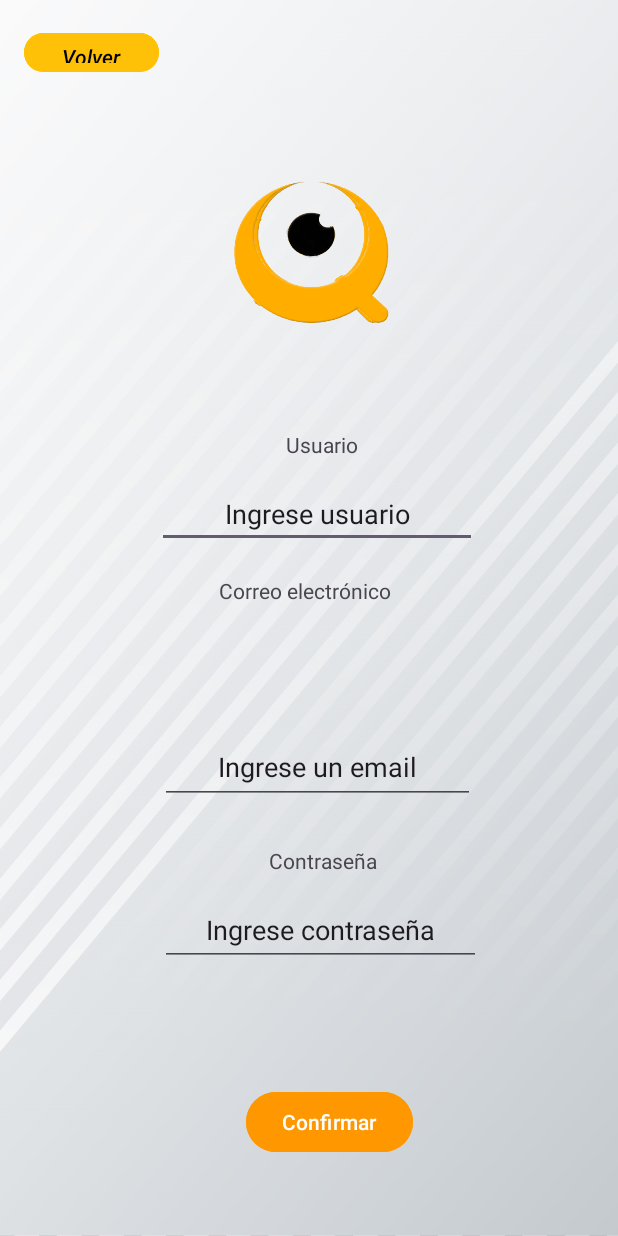
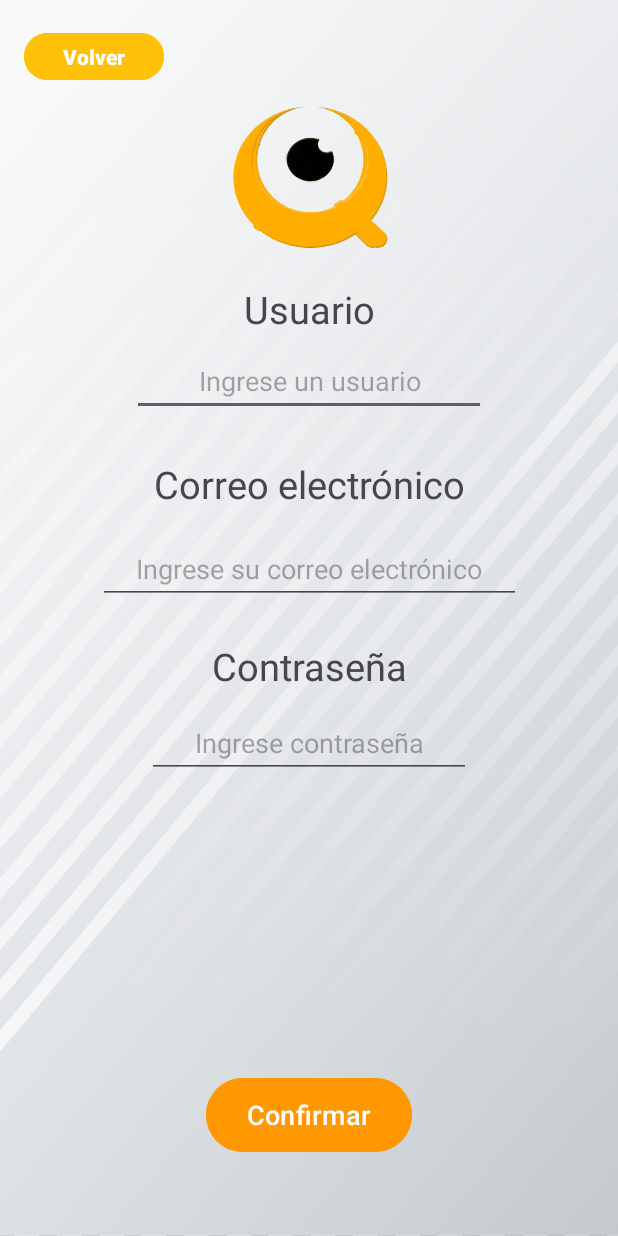
Before and after one commit to MaryselR/ANDROID, an Android app: the Registro screen opened directly, with no data from a screen before it, on a phone screen of 412 x 824 dp. Run offline under Robolectric (Android 15) with nearby library versions, the phone set to English and light mode, and no system bars; Roboto replaces fonts that are not available here.

Commit message:
solcuiones de Registro de usuario. Previo captura de UserName

```diff
--- a/Observa_Cordoba/app/src/main/java/com/example/observa_cordoba/Inicio.java
+++ b/Observa_Cordoba/app/src/main/java/com/example/observa_cordoba/Inicio.java
@@ -15,14 +15,14 @@ public class Inicio extends AppCompatActivity {
         super.onCreate(savedInstanceState);
         setContentView(R.layout.activity_inicio);
 
-        /*Ocultamos la barra de titulo de la app si el video se ve en modo horizontal */
+        /*Ocultamos la barra de titulo de la app si el video se ve en modo horizontal
         int orientacion=getResources().getConfiguration().orientation;
         if(orientacion== Configuration.ORIENTATION_LANDSCAPE){
             getSupportActionBar().hide();
         }
         else{
             getSupportActionBar().show();
-        }
+        }*/
 
         /*Añadimos el video y su controlador*/
         video=findViewById(R.id.video);
--- a/Observa_Cordoba/app/src/main/java/com/example/observa_cordoba/Loguin.java
+++ b/Observa_Cordoba/app/src/main/java/com/example/observa_cordoba/Loguin.java
@@ -73,7 +73,7 @@ public class Loguin extends AppCompatActivity {
 
     /*Enlace entre login y registro*/
     public void activity_registro(View vista) {
-        Intent registroIntent = new Intent(this, Registro.class);
+        Intent registroIntent = new Intent(this, Inicio.class);
         startActivity(registroIntent);
         finish();
     }
--- a/Observa_Cordoba/app/src/main/java/com/example/observa_cordoba/Registro.java
+++ b/Observa_Cordoba/app/src/main/java/com/example/observa_cordoba/Registro.java
@@ -2,15 +2,23 @@ package com.example.observa_cordoba;
 
 import androidx.appcompat.app.AppCompatActivity;
 import android.content.Intent;
+import android.provider.ContactsContract;
 import android.view.View;
 import android.os.Bundle;
+import android.widget.EditText;
+import android.widget.Toast;
 
 public class Registro extends AppCompatActivity {
 
+    EditText registroUsuario, registroEmail, registroPassword;
     @Override
     protected void onCreate(Bundle savedInstanceState) {
         super.onCreate(savedInstanceState);
         setContentView(R.layout.activity_registro);
+
+        registroUsuario = findViewById(R.id.ingresoUsuario);
+        registroEmail = findViewById(R.id.ingresoEmail);
+        registroPassword = findViewById(R.id.ingresoPassword);
     }
     public void MainActivity(View vista) {
         Intent mainIntent = new Intent(this, MainActivity.class);
@@ -20,5 +28,20 @@ public class Registro extends AppCompatActivity {
     public void Inicio(View vista) {
         Intent inicioIntent = new Intent(this, Inicio.class);
         startActivity(inicioIntent);
+
+        String userName = registroUsuario.getText().toString().trim();
+        String userPassword = registroPassword.getText().toString().trim();
+        String userEmail = registroEmail.getText().toString().trim();
+
+        if (userName.isEmpty() || userPassword.isEmpty() || userEmail.isEmpty()) {
+            Toast.makeText(Registro.this, "Ingresar datos requeridos", Toast.LENGTH_SHORT).show();
+        } else {
+            nuevoUsuario(userName, userEmail, userPassword);
+        }
+
+    }
+
+    private void nuevoUsuario(String userName, String userEmail, String userPassword){
+
     }
 }
--- a/Observa_Cordoba/app/src/main/res/layout/activity_inicio.xml
+++ b/Observa_Cordoba/app/src/main/res/layout/activity_inicio.xml
@@ -1,12 +1,14 @@
 <?xml version="1.0" encoding="utf-8"?>
-<LinearLayout xmlns:android="http://schemas.android.com/apk/res/android"
+<androidx.constraintlayout.widget.ConstraintLayout
+    xmlns:android="http://schemas.android.com/apk/res/android"
     xmlns:app="http://schemas.android.com/apk/res-auto"
     xmlns:tools="http://schemas.android.com/tools"
     android:layout_width="match_parent"
     android:layout_height="wrap_content"
-    android:background="#FFFFFF"
     android:orientation="vertical"
-    tools:context=".Inicio">
+    tools:context=".Inicio"
+    android:background="@drawable/background"
+    android:id="@+id/inicio">
 
     <ImageView
         android:id="@+id/imageView2"
@@ -27,12 +29,14 @@
         android:background="#F3E7C6"
         android:gravity="center"
         android:text="Este es MiObservador, la aplicación que viene a ayudar a la población de Cordoba Capital con reportes de cualquier Problemática Urbana (cortes de calle, accidentes viales, reparaciones en la via publica, etc). Actualmente contamos con un sistema de Registro e Inicio de Sesion. "
-        app:lineHeight="26dp" />
+        app:lineHeight="26dp"
+        tools:ignore="MissingConstraints" />
 
     <VideoView
         android:id="@+id/video"
         android:layout_width="wrap_content"
         android:layout_height="338dp"
-        android:layout_margin="40dp" />
+        android:layout_margin="40dp"
+        tools:ignore="MissingConstraints" />
 
-</LinearLayout>
+</androidx.constraintlayout.widget.ConstraintLayout>
--- a/Observa_Cordoba/app/src/main/res/layout/activity_main.xml
+++ b/Observa_Cordoba/app/src/main/res/layout/activity_main.xml
@@ -26,19 +26,20 @@
 
     <Button
         android:id="@+id/registro"
-        android:layout_width="wrap_content"
-        android:layout_height="wrap_content"
+        android:layout_width="118dp"
+        android:layout_height="51dp"
         android:layout_marginStart="16dp"
-        android:layout_marginTop="650dp"
+        android:layout_marginTop="600dp"
         android:layout_marginBottom="8dp"
         android:backgroundTint="#FF9800"
         android:onClick="activity_registro"
         android:text="Registro"
-        android:textSize="16sp"
+        android:textSize="18dp"
         app:layout_constraintBottom_toBottomOf="parent"
         app:layout_constraintEnd_toStartOf="@+id/loguin"
         app:layout_constraintStart_toStartOf="parent"
         app:layout_constraintTop_toTopOf="parent"
+        app:layout_constraintVertical_bias="0.0"
         tools:ignore="OnClick" />
 
     <Button
@@ -46,17 +47,19 @@
         android:layout_width="wrap_content"
         android:layout_height="wrap_content"
         android:layout_marginStart="150dp"
-        android:layout_marginTop="650dp"
+        android:layout_marginTop="600dp"
         android:layout_marginEnd="16dp"
         android:layout_marginBottom="8dp"
         android:backgroundTint="#FF9800"
         android:onClick="activity_loguin"
         android:text="Login"
-        android:textSize="16sp"
+        android:textSize="18dp"
         app:layout_constraintBottom_toBottomOf="parent"
         app:layout_constraintEnd_toEndOf="parent"
+        app:layout_constraintHorizontal_bias="1.0"
         app:layout_constraintStart_toEndOf="@+id/registro"
-        app:layout_constraintTop_toTopOf="parent" />
+        app:layout_constraintTop_toTopOf="parent"
+        app:layout_constraintVertical_bias="0.0" />
 
     <ImageView
         android:id="@+id/logoeye"
--- a/Observa_Cordoba/app/src/main/res/layout/activity_registro.xml
+++ b/Observa_Cordoba/app/src/main/res/layout/activity_registro.xml
@@ -14,129 +14,135 @@
         android:layout_width="123dp"
         android:layout_height="95dp"
         android:foreground="@drawable/ojo"
+        android:textAlignment="center"
         android:visibility="visible"
         app:layout_constraintBottom_toBottomOf="parent"
         app:layout_constraintEnd_toEndOf="parent"
-        app:layout_constraintHorizontal_bias="0.504"
         app:layout_constraintStart_toStartOf="parent"
         app:layout_constraintTop_toTopOf="parent"
-        app:layout_constraintVertical_bias="0.166"
+        app:layout_constraintVertical_bias="0.097"
         app:srcCompat="@drawable/ojo"
         tools:srcCompat="@drawable/ojo" />
 
     <Button
         android:id="@+id/btnConfirmar"
-        android:layout_width="wrap_content"
-        android:layout_height="wrap_content"
+        android:layout_width="137dp"
+        android:layout_height="57dp"
         android:layout_marginBottom="52dp"
         android:backgroundTint="#FF9800"
         android:onClick="Inicio"
         android:text="Confirmar"
+        android:textAlignment="center"
+        android:textSize="18dp"
         app:layout_constraintBottom_toBottomOf="parent"
         app:layout_constraintEnd_toEndOf="parent"
-        app:layout_constraintHorizontal_bias="0.545"
         app:layout_constraintStart_toStartOf="parent"
         tools:ignore="OnClick" />
 
     <Button
-        android:layout_height="34dp"
-        android:layout_width="90dp"
         android:id="@+id/btnVolver"
-        app:layout_constraintVertical_bias="0.023"
-        app:layout_constraintTop_toTopOf="parent"
-        app:layout_constraintStart_toStartOf="parent"
-        app:layout_constraintHorizontal_bias="0.05"
-        app:layout_constraintEnd_toEndOf="parent"
-        app:layout_constraintBottom_toBottomOf="parent"
-        tools:ignore="OnClick"
+        android:layout_width="93dp"
+        android:layout_height="39dp"
+        android:backgroundTint="#FFC107"
         android:onClick="MainActivity"
         android:text="Volver"
-        android:backgroundTint="#FFC107"
-        android:textStyle="italic"
-        android:textColor="#020202"/>
+        android:textColor="#FFFEFE"
+        android:textStyle="normal|bold"
+        app:layout_constraintBottom_toBottomOf="parent"
+        app:layout_constraintEnd_toEndOf="parent"
+        app:layout_constraintHorizontal_bias="0.05"
+        app:layout_constraintStart_toStartOf="parent"
+        app:layout_constraintTop_toTopOf="parent"
+        app:layout_constraintVertical_bias="0.023"
+        tools:ignore="OnClick" />
 
     <TextView
-        android:id="@+id/lblNombreUsuario"
+        android:id="@+id/nombreUsuario"
         android:layout_width="wrap_content"
         android:layout_height="wrap_content"
         android:text="Usuario"
+        android:textAlignment="center"
+        android:textSize="25sp"
         android:visibility="visible"
         app:layout_constraintBottom_toBottomOf="parent"
         app:layout_constraintEnd_toEndOf="parent"
-        app:layout_constraintHorizontal_bias="0.523"
         app:layout_constraintStart_toStartOf="parent"
         app:layout_constraintTop_toBottomOf="@+id/imageView"
-        app:layout_constraintVertical_bias="0.12" />
+        app:layout_constraintVertical_bias="0.036" />
 
     <EditText
-        android:id="@+id/inputUsuario"
+        android:id="@+id/ingresoUsuario"
+        android:layout_width="236dp"
+        android:layout_height="46dp"
+        android:layout_marginTop="8dp"
+        android:ems="10"
+        android:hint="Ingrese un usuario"
+        android:inputType="text"
+        android:singleLine="false"
+        android:textAlignment="center"
+        android:textSize="18dp"
+        android:visibility="visible"
+        app:layout_constraintEnd_toEndOf="parent"
+        app:layout_constraintStart_toStartOf="parent"
+        app:layout_constraintTop_toBottomOf="@+id/nombreUsuario" />
+
+    <EditText
+        android:id="@+id/ingresoEmail"
+        android:layout_width="282dp"
+        android:layout_height="46dp"
+        android:layout_marginBottom="288dp"
+        android:ems="10"
+        android:hint="Ingrese su correo electrónico"
+        android:inputType="text"
+        android:textAlignment="center"
+        android:textSize="18dp"
+        app:layout_constraintBottom_toBottomOf="parent"
+        app:layout_constraintEnd_toEndOf="parent"
+        app:layout_constraintStart_toStartOf="parent"
+        app:layout_constraintTop_toBottomOf="@+id/email"
+        app:layout_constraintVertical_bias="0.112" />
+
+    <TextView
+        android:id="@+id/password"
         android:layout_width="wrap_content"
         android:layout_height="wrap_content"
-        android:ems="10"
-        android:inputType="text"
-        android:singleLine="false"
-        android:text="Ingrese usuario"
+        android:text="Contraseña"
         android:textAlignment="center"
+        android:textSize="25sp"
         android:visibility="visible"
         app:layout_constraintBottom_toBottomOf="parent"
         app:layout_constraintEnd_toEndOf="parent"
-        app:layout_constraintHorizontal_bias="0.527"
         app:layout_constraintStart_toStartOf="parent"
-        app:layout_constraintTop_toBottomOf="@+id/lblNombreUsuario"
-        app:layout_constraintVertical_bias="0.029" />
-
-    <EditText
-        android:id="@+id/editTextText2"
-        android:layout_width="210dp"
-        android:layout_height="49dp"
-        android:layout_marginBottom="288dp"
-        android:ems="10"
-        android:inputType="text"
-        android:text="Ingrese un email"
-        android:textAlignment="center"
-        app:layout_constraintBottom_toBottomOf="parent"
-        app:layout_constraintEnd_toEndOf="parent"
-        app:layout_constraintHorizontal_bias="0.527"
-        app:layout_constraintStart_toStartOf="parent" />
-
-    <TextView
-        android:id="@+id/lblPassword"
-        android:layout_width="wrap_content"
-        android:layout_height="wrap_content"
-        android:text="Contraseña"
-        android:visibility="visible"
-        app:layout_constraintBottom_toBottomOf="parent"
-        app:layout_constraintEnd_toEndOf="parent"
-        app:layout_constraintHorizontal_bias="0.528"
-        app:layout_constraintStart_toStartOf="parent"
-        app:layout_constraintTop_toBottomOf="@+id/editTextText2"
-        app:layout_constraintVertical_bias="0.104"
+        app:layout_constraintTop_toBottomOf="@id/ingresoEmail"
+        app:layout_constraintVertical_bias="0.062"
         tools:visibility="visible" />
 
     <TextView
-        android:id="@+id/lblEmail"
-        android:layout_width="135dp"
-        android:layout_height="22dp"
+        android:id="@+id/email"
+        android:layout_width="wrap_content"
+        android:layout_height="wrap_content"
         android:text="Correo electrónico"
+        android:textAlignment="center"
+        android:textSize="25sp"
         app:layout_constraintBottom_toBottomOf="parent"
         app:layout_constraintEnd_toEndOf="parent"
-        app:layout_constraintHorizontal_bias="0.528"
         app:layout_constraintStart_toStartOf="parent"
-        app:layout_constraintTop_toBottomOf="@+id/inputUsuario"
-        app:layout_constraintVertical_bias="0.043" />
+        app:layout_constraintTop_toBottomOf="@+id/ingresoUsuario"
+        app:layout_constraintVertical_bias="0.055" />
 
     <EditText
-        android:id="@+id/editTextText3"
-        android:layout_width="214dp"
-        android:layout_height="47dp"
-        android:layout_marginBottom="180dp"
+        android:id="@+id/ingresoPassword"
+        android:layout_width="216dp"
+        android:layout_height="46dp"
         android:ems="10"
-        android:inputType="text"
-        android:text="Ingrese contraseña"
+        android:hint="Ingrese contraseña"
+        android:inputType="textPassword"
         android:textAlignment="center"
+        android:textSize="18dp"
         app:layout_constraintBottom_toBottomOf="parent"
         app:layout_constraintEnd_toEndOf="parent"
-        app:layout_constraintHorizontal_bias="0.538"
-        app:layout_constraintStart_toStartOf="parent" />
+        app:layout_constraintStart_toStartOf="parent"
+        app:layout_constraintTop_toBottomOf="@+id/password"
+        app:layout_constraintVertical_bias="0.036" />
 
 </androidx.constraintlayout.widget.ConstraintLayout>
```
Also changed, not shown: Observa_Cordoba/app/src/main/res/drawable/arrow_back.png (added).
